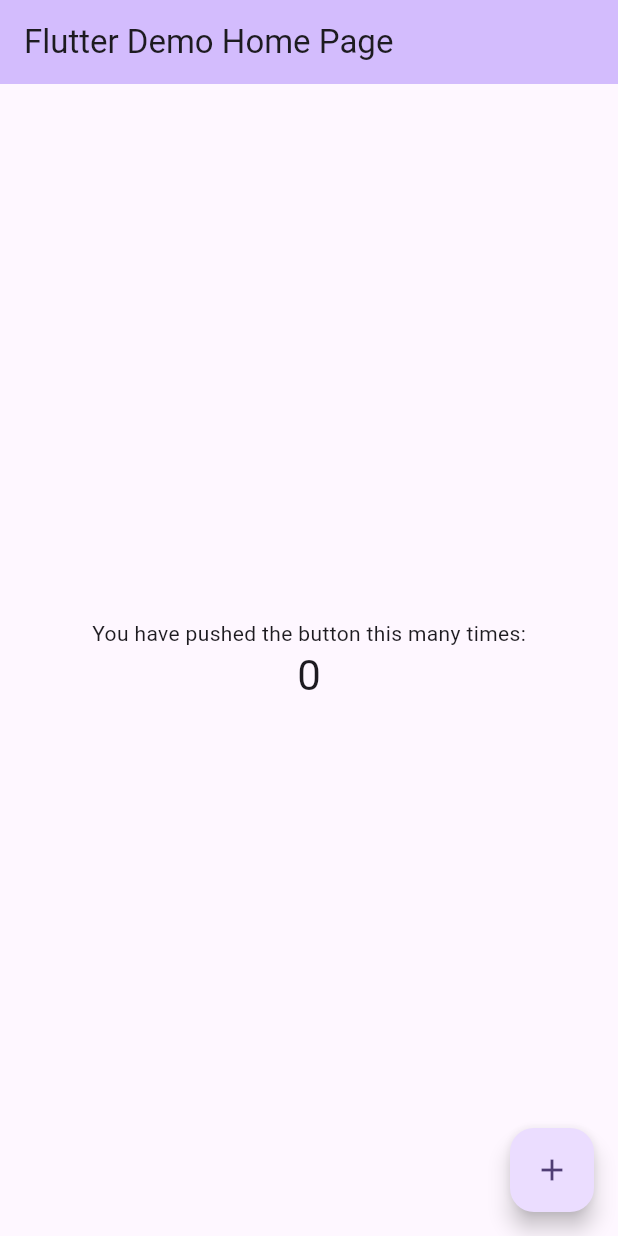
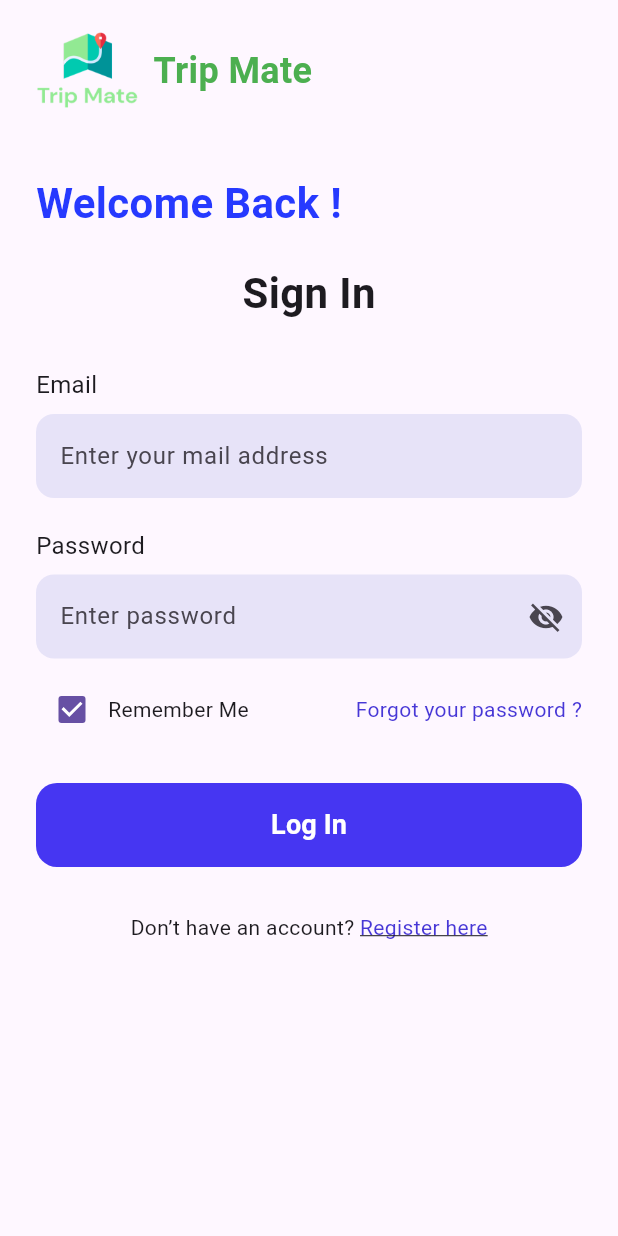
Before and after one commit to Rajukmahato/tripmates, a Flutter app: the screen it shows after launch, on a phone screen of 412 x 824 dp. Run offline on Flutter 3.47's test engine with Material 3 defaults, Android fonts, the phone set to English and light mode, and no system bars.

Commit message:
Merged changes from main into Sprint_1

```diff
--- /dev/null
+++ b/lib/app.dart
@@ -0,0 +1,21 @@
+import 'package:flutter/material.dart';
+import 'package:tripmates/screens/login_screen.dart';
+import 'package:tripmates/screens/register_screen.dart';
+
+
+class TripMateApp extends StatelessWidget {
+  const TripMateApp({super.key});
+
+  @override
+  Widget build(BuildContext context) {
+    return MaterialApp(
+      debugShowCheckedModeBanner: false,
+      title: 'Trip Mate',
+      theme: ThemeData(
+        fontFamily: 'Roboto',
+        primarySwatch: Colors.deepPurple,
+      ),
+      home: const LoginPage(),
+    );
+  }
+}
--- a/lib/main.dart
+++ b/lib/main.dart
@@ -1,122 +1,6 @@
 import 'package:flutter/material.dart';
+import 'app.dart';
 
 void main() {
-  runApp(const MyApp());
+  runApp(const TripMateApp());
 }
-
-class MyApp extends StatelessWidget {
-  const MyApp({super.key});
-
-  // This widget is the root of your application.
-  @override
-  Widget build(BuildContext context) {
-    return MaterialApp(
-      title: 'Flutter Demo',
-      theme: ThemeData(
-        // This is the theme of your application.
-        //
-        // TRY THIS: Try running your application with "flutter run". You'll see
-        // the application has a purple toolbar. Then, without quitting the app,
-        // try changing the seedColor in the colorScheme below to Colors.green
-        // and then invoke "hot reload" (save your changes or press the "hot
-        // reload" button in a Flutter-supported IDE, or press "r" if you used
-        // the command line to start the app).
-        //
-        // Notice that the counter didn't reset back to zero; the application
-        // state is not lost during the reload. To reset the state, use hot
-        // restart instead.
-        //
-        // This works for code too, not just values: Most code changes can be
-        // tested with just a hot reload.
-        colorScheme: ColorScheme.fromSeed(seedColor: Colors.deepPurple),
-      ),
-      home: const MyHomePage(title: 'Flutter Demo Home Page'),
-    );
-  }
-}
-
-class MyHomePage extends StatefulWidget {
-  const MyHomePage({super.key, required this.title});
-
-  // This widget is the home page of your application. It is stateful, meaning
-  // that it has a State object (defined below) that contains fields that affect
-  // how it looks.
-
-  // This class is the configuration for the state. It holds the values (in this
-  // case the title) provided by the parent (in this case the App widget) and
-  // used by the build method of the State. Fields in a Widget subclass are
-  // always marked "final".
-
-  final String title;
-
-  @override
-  State<MyHomePage> createState() => _MyHomePageState();
-}
-
-class _MyHomePageState extends State<MyHomePage> {
-  int _counter = 0;
-
-  void _incrementCounter() {
-    setState(() {
-      // This call to setState tells the Flutter framework that something has
-      // changed in this State, which causes it to rerun the build method below
-      // so that the display can reflect the updated values. If we changed
-      // _counter without calling setState(), then the build method would not be
-      // called again, and so nothing would appear to happen.
-      _counter++;
-    });
-  }
-
-  @override
-  Widget build(BuildContext context) {
-    // This method is rerun every time setState is called, for instance as done
-    // by the _incrementCounter method above.
-    //
-    // The Flutter framework has been optimized to make rerunning build methods
-    // fast, so that you can just rebuild anything that needs updating rather
-    // than having to individually change instances of widgets.
-    return Scaffold(
-      appBar: AppBar(
-        // TRY THIS: Try changing the color here to a specific color (to
-        // Colors.amber, perhaps?) and trigger a hot reload to see the AppBar
-        // change color while the other colors stay the same.
-        backgroundColor: Theme.of(context).colorScheme.inversePrimary,
-        // Here we take the value from the MyHomePage object that was created by
-        // the App.build method, and use it to set our appbar title.
-        title: Text(widget.title),
-      ),
-      body: Center(
-        // Center is a layout widget. It takes a single child and positions it
-        // in the middle of the parent.
-        child: Column(
-          // Column is also a layout widget. It takes a list of children and
-          // arranges them vertically. By default, it sizes itself to fit its
-          // children horizontally, and tries to be as tall as its parent.
-          //
-          // Column has various properties to control how it sizes itself and
-          // how it positions its children. Here we use mainAxisAlignment to
-          // center the children vertically; the main axis here is the vertical
-          // axis because Columns are vertical (the cross axis would be
-          // horizontal).
-          //
-          // TRY THIS: Invoke "debug painting" (choose the "Toggle Debug Paint"
-          // action in the IDE, or press "p" in the console), to see the
-          // wireframe for each widget.
-          mainAxisAlignment: MainAxisAlignment.center,
-          children: <Widget>[
-            const Text('You have pushed the button this many times:'),
-            Text(
-              '$_counter',
-              style: Theme.of(context).textTheme.headlineMedium,
-            ),
-          ],
-        ),
-      ),
-      floatingActionButton: FloatingActionButton(
-        onPressed: _incrementCounter,
-        tooltip: 'Increment',
-        child: const Icon(Icons.add),
-      ), // This trailing comma makes auto-formatting nicer for build methods.
-    );
-  }
-}
--- /dev/null
+++ b/lib/screens/login_screen.dart
@@ -0,0 +1,188 @@
+import 'package:flutter/material.dart';
+
+class LoginPage extends StatefulWidget {
+  const LoginPage({super.key});
+
+  @override
+  State<LoginPage> createState() => _LoginPageState();
+}
+
+class _LoginPageState extends State<LoginPage> {
+  bool _obscure = true;
+
+  @override
+  Widget build(BuildContext context) {
+    return Scaffold(
+      body: SafeArea(
+        child: SingleChildScrollView(
+          padding: const EdgeInsets.symmetric(horizontal: 24, vertical: 20),
+          child: Column(
+            crossAxisAlignment: CrossAxisAlignment.start,
+            children: [
+
+              // App Logo + Name
+              Row(
+                children: [
+                  Image.asset(
+                    "assets/images/logo.png",
+                    height: 55,
+                  ),
+                  const SizedBox(width: 10),
+                  const Text(
+                    "Trip Mate",
+                    style: TextStyle(
+                      fontSize: 24,
+                      fontWeight: FontWeight.w600,
+                      color: Color(0xFF4CAF50),
+                    ),
+                  ),
+                ],
+              ),
+
+              const SizedBox(height: 40),
+
+              const Text(
+                "Welcome Back !",
+                style: TextStyle(
+                  fontSize: 28,
+                  fontWeight: FontWeight.w600,
+                  color: Color(0xFF2639FF), // blue text
+                ),
+              ),
+
+              const SizedBox(height: 20),
+
+              const Center(
+                child: Text(
+                  "Sign In",
+                  style: TextStyle(
+                    fontSize: 28,
+                    fontWeight: FontWeight.bold,
+                  ),
+                ),
+              ),
+
+              const SizedBox(height: 30),
+
+              // Email
+              const Text(
+                "Email",
+                style: TextStyle(fontSize: 16),
+              ),
+              const SizedBox(height: 8),
+              TextField(
+                decoration: InputDecoration(
+                  hintText: "Enter your mail address",
+                  filled: true,
+                  fillColor: Color(0xFFE7E3F8),
+                  border: OutlineInputBorder(
+                    borderRadius: BorderRadius.all(Radius.circular(12)),
+                    borderSide: BorderSide.none,
+                  ),
+                ),
+              ),
+
+              const SizedBox(height: 20),
+
+              // Password
+              const Text(
+                "Password",
+                style: TextStyle(fontSize: 16),
+              ),
+              const SizedBox(height: 8),
+              TextField(
+                obscureText: _obscure,
+                decoration: InputDecoration(
+                  hintText: "Enter password",
+                  filled: true,
+                  fillColor: Color(0xFFE7E3F8),
+                  border: OutlineInputBorder(
+                    borderRadius: BorderRadius.all(Radius.circular(12)),
+                    borderSide: BorderSide.none,
+                  ),
+                  suffixIcon: IconButton(
+                    icon: Icon(
+                      _obscure ? Icons.visibility_off : Icons.visibility,
+                    ),
+                    onPressed: () {
+                      setState(() {
+                        _obscure = !_obscure;
+                      });
+                    },
+                  ),
+                ),
+              ),
+
+              const SizedBox(height: 10),
+
+              // Remember me + Forgot password
+              Row(
+                mainAxisAlignment: MainAxisAlignment.spaceBetween,
+                children: [
+                  Row(
+                    children: [
+                      Checkbox(
+                        value: true,
+                        onChanged: (v) {},
+                      ),
+                      const Text("Remember Me"),
+                    ],
+                  ),
+                  const Text(
+                    "Forgot your password ?",
+                    style: TextStyle(
+                      color: Color(0xFF4737D6),
+                      fontSize: 14,
+                    ),
+                  ),
+                ],
+              ),
+
+              const SizedBox(height: 25),
+
+              // Login Button
+             SizedBox(
+  width: double.infinity,
+  height: 56,
+  child: ElevatedButton(
+    onPressed: () {},
+    style: ElevatedButton.styleFrom(
+      backgroundColor: const Color(0xFF4636F2), // Rich purple
+      shape: RoundedRectangleBorder(
+        borderRadius: BorderRadius.circular(14),
+      ),
+      elevation: 0,
+    ),
+    child: const Text(
+      "Log In",
+      style: TextStyle(
+        fontSize: 18,
+        fontWeight: FontWeight.w600,
+        color: Colors.white, // PURE WHITE
+      ),
+    ),
+  ),
+),
+              const SizedBox(height: 30),
+
+              // Register
+              Row(
+                mainAxisAlignment: MainAxisAlignment.center,
+                children: const [
+                  Text("Don’t have an account? "),
+                  Text(
+                    "Register here",
+                    style: TextStyle(
+                      color: Color(0xFF4737D6),
+                      decoration: TextDecoration.underline,
+                    ),
+                  ),
+                ],
+              ),
+            ],
+          ),
+        ),
+      ),
+    );
+  }
+}
--- a/pubspec.yaml
+++ b/pubspec.yaml
@@ -58,9 +58,9 @@ flutter:
   uses-material-design: true
 
   # To add assets to your application, add an assets section, like this:
-  # assets:
-  #   - images/a_dot_burr.jpeg
-  #   - images/a_dot_ham.jpeg
+  assets:
+      - assets/images/logo.png
+    # - images/a_dot_ham.jpeg
 
   # An image asset can refer to one or more resolution-specific "variants", see
   # https://flutter.dev/to/resolution-aware-images
```
Also changed, not shown: lib/screens/register_screen.dart (added, +233 -0 lines), assets/images/logo.png (added), lib/screens/home_screen.dart (added), pubspec.lock.
